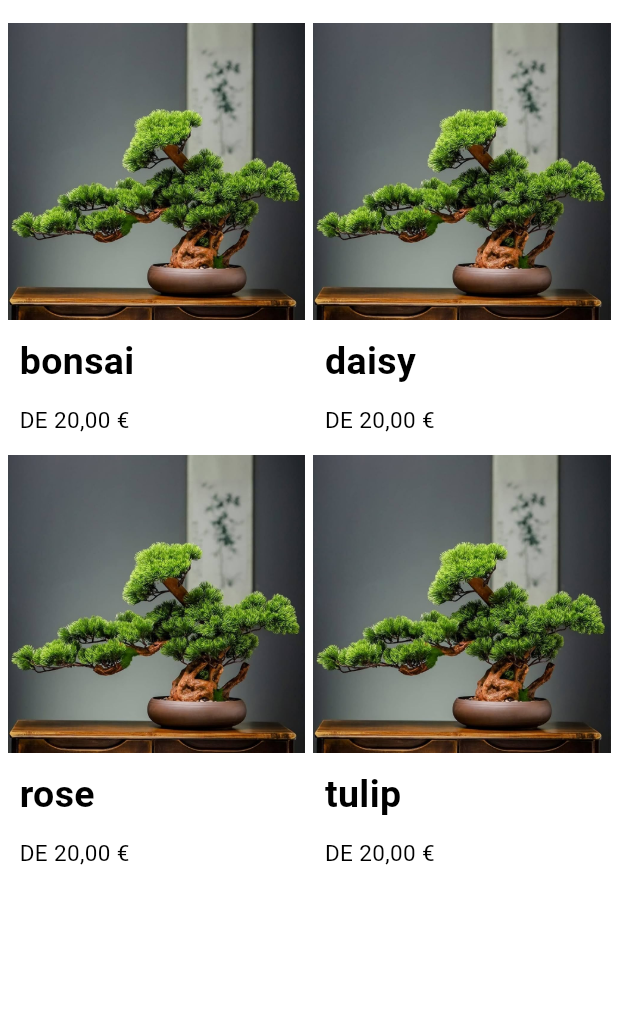
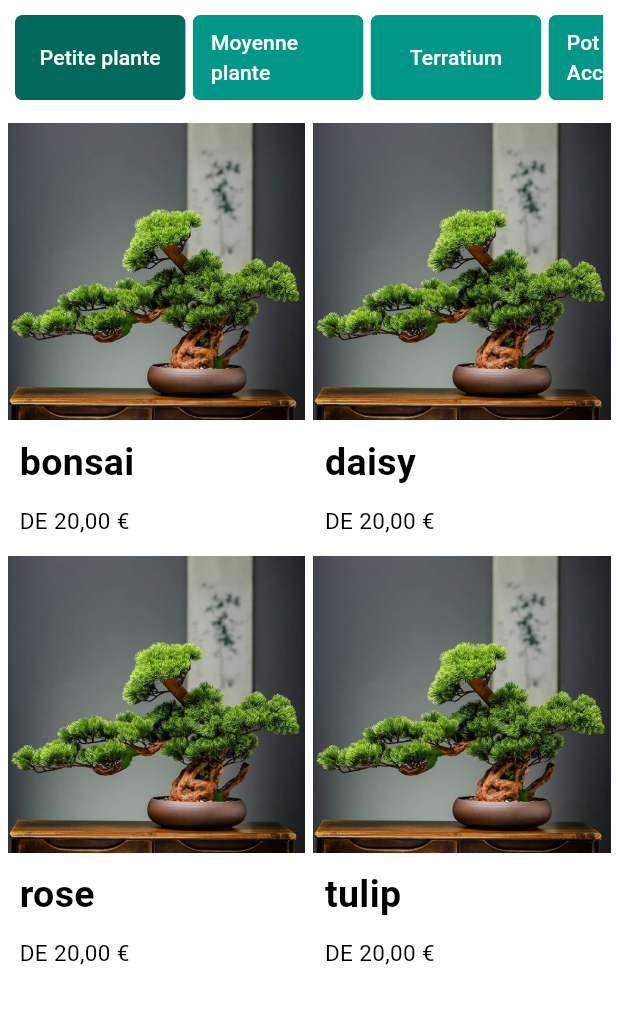
Before and after one commit to Zelikoo/Leafy, a Flutter app: the screen it shows after launch, on a phone screen of 412 x 824 dp, the part 84-1108 px from its top. Run offline on Flutter 3.47's test engine with Material 3 defaults, Android fonts, the phone set to English and light mode, and no system bars.

Commit message:
feat: Enhance EntretienPage and HomePage UI
This commit updates the `EntretienPage` with detailed plant care information and refactors `HomePage` to include a category filter. The drawer component has also been moved to a `components` directory.

- `EntretienPage`:
    - Wrapped content in `SingleChildScrollView` to handle overflow.
    - Added detailed text sections for:
        - Lumière (Light)
        - Arrosage (Watering)
        - Humidité & Air (Humidity & Air)
        - Entretien régulier (Regular Maintenance)
        - Nutrition
    - Removed placeholder `ListTile` widgets.
    - Updated import path for `MyDrawer`.

- `HomePage`:
    - Added a `categoryList` for filtering plant types.
    - Implemented a horizontal `GridView` for category selection:
        - Displays categories as `TextButton` widgets.
        - Highlights the selected category.
        - Updates `numCategory` state on selection.
    - Wrapped the main content (flower list and category filter) in a `Column`.
    - Adjusted `flex` values for layout.
    - Updated import path for `MyDrawer`.

- File Structure:
    - Moved `drawer.dart` from `lib/pages/` to `lib/components/` and renamed it to `my_drawer.dart`.
    - Updated import paths in `entretien.dart` and `home_page.dart` to reflect this change.

```diff
--- a/lib/pages/drawer.dart
+++ b/lib/components/my_drawer.dart
@@ -1,7 +1,7 @@
 import 'package:flutter/material.dart';
 
-import 'entretien.dart';
-import 'home_page.dart';
+import '../pages/entretien.dart';
+import '../pages/home_page.dart';
 
 class MyDrawer extends StatelessWidget {
   const MyDrawer({super.key});
--- a/lib/pages/home_page.dart
+++ b/lib/pages/home_page.dart
@@ -1,5 +1,5 @@
 import 'package:flutter/material.dart';
-import 'drawer.dart';
+import '../components/my_drawer.dart';
 
 class HomePage extends StatefulWidget {
   const HomePage({super.key});
@@ -10,6 +10,14 @@ class HomePage extends StatefulWidget {
 
 class _HomePageState extends State<HomePage> {
   List flowerList = ["bonsai", "daisy", "rose", "tulip"];
+  List categoryList = [
+    "Petite plante",
+    "Moyenne plante",
+    "Terratium",
+    "Pot / Accessoire",
+  ];
+
+  int numCategory = 0;
 
   @override
   Widget build(BuildContext context) {
@@ -43,8 +51,46 @@ class _HomePageState extends State<HomePage> {
           ],
         ),
       ),
-      body: Container(
-        margin: EdgeInsets.only(top: 10.0),
+      body: Column(
+        children: [
+          Expanded(
+            flex: 1,
+            child: Container(
+              margin: EdgeInsets.all(10),
+              child: GridView.builder(
+                itemCount: categoryList.length,
+                scrollDirection: Axis.horizontal,
+                gridDelegate: SliverGridDelegateWithFixedCrossAxisCount(
+                  crossAxisCount: 1,
+                  crossAxisSpacing: 0.5,
+                  mainAxisSpacing: 5,
+                  childAspectRatio: 0.5,
+                ),
+                itemBuilder: (BuildContext context, int index) {
+                  return TextButton(
+                    onPressed: () {
+                      setState(() {
+                        numCategory = index;
+                      });
+                    },
+                    style: TextButton.styleFrom(
+                      foregroundColor: Colors.white,
+                      backgroundColor: index == numCategory
+                          ? Colors.teal.shade800
+                          : Colors.teal,
+
+                      shape: RoundedRectangleBorder(
+                        borderRadius: BorderRadius.circular(5),
+                      ),
+                    ),
+                    child: Text(categoryList[index]),
+                  );
+                },
+              ),
+            ),
+          ),
+          Expanded(
+            flex: 9,
             child: GridView.builder(
               itemCount: flowerList.length,
               padding: EdgeInsets.all(5.0),
@@ -85,6 +131,8 @@ class _HomePageState extends State<HomePage> {
               },
             ),
           ),
+        ],
+      ),
     );
   }
 }
```
Also changed, not shown: lib/pages/entretien.dart (+53 -10 lines). Lines whose indentation alone changed are shown as unchanged.
